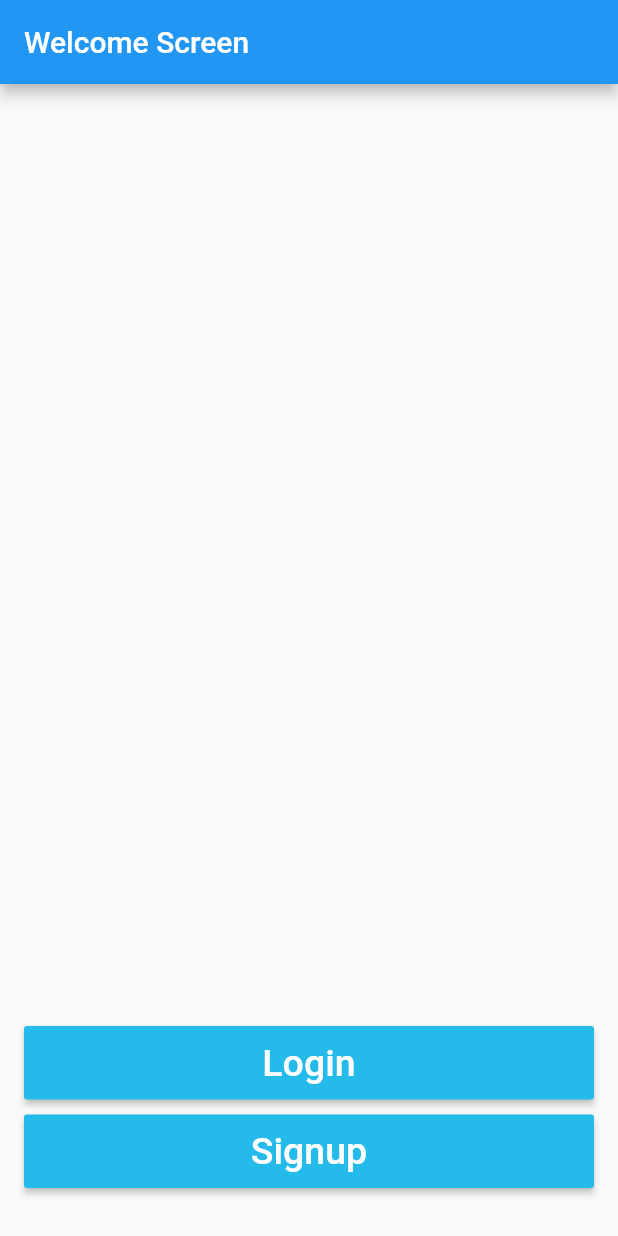
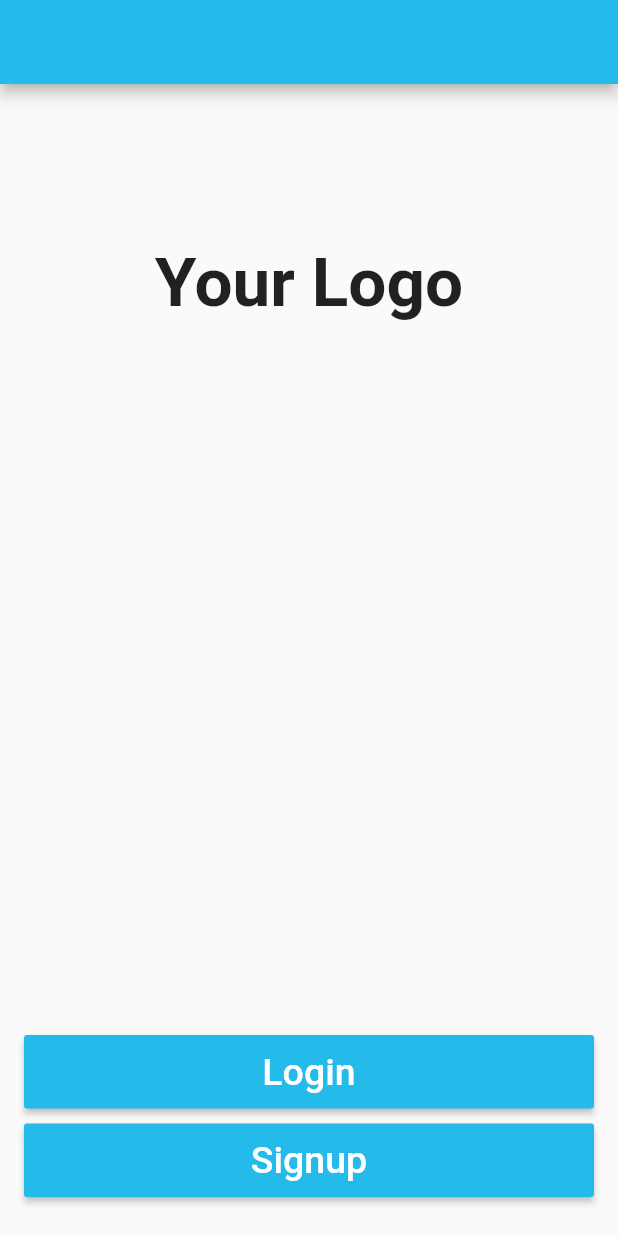
Before and after one commit to voyage11/flutter_todo, a Flutter app: the screen it shows after launch, on a phone screen of 412 x 824 dp. Run offline on Flutter 3.47's test engine with Material 2 defaults, Android fonts, the phone set to English and light mode, and no system bars.

Commit message:
- Complete the UI on Welcome Screen.

```diff
--- a/lib/components/main_button.dart
+++ b/lib/components/main_button.dart
@@ -1,4 +1,5 @@
 import 'package:flutter/material.dart';
+import 'package:fluttertodo/constants.dart';
 
 class MainButton extends StatelessWidget {
   final String title;
@@ -10,7 +11,7 @@ class MainButton extends StatelessWidget {
   Widget build(BuildContext context) {
     return RaisedButton(
       textColor: Colors.white,
-      color: Color.fromRGBO(36, 187, 234, 1),
+      color: kMainBlueColor,
       highlightColor: Color.fromRGBO(36, 187, 234, 0.2),
       child: Padding(
         padding: const EdgeInsets.all(10.0),
--- /dev/null
+++ b/lib/constants.dart
@@ -0,0 +1,3 @@
+import 'package:flutter/material.dart';
+
+const kMainBlueColor = Color.fromRGBO(36, 187, 234, 1);
--- a/lib/screens/login_screen.dart
+++ b/lib/screens/login_screen.dart
@@ -1,4 +1,5 @@
 import 'package:flutter/material.dart';
+import 'package:fluttertodo/constants.dart';
 
 class LoginScreen extends StatefulWidget {
   static const String id = 'login_screen';
@@ -11,7 +12,8 @@ class _LoginScreenState extends State<LoginScreen> {
   Widget build(BuildContext context) {
     return Scaffold(
       appBar: AppBar(
-        title: Text('Login Screen'),
+        title: Text('Login'),
+        backgroundColor: kMainBlueColor,
       ),
     );
   }
--- a/lib/screens/signup_screen.dart
+++ b/lib/screens/signup_screen.dart
@@ -1,4 +1,5 @@
 import 'package:flutter/material.dart';
+import 'package:fluttertodo/constants.dart';
 
 class SignupScreen extends StatefulWidget {
   static const String id = 'signup_screen';
@@ -11,7 +12,8 @@ class _SignupScreenState extends State<SignupScreen> {
   Widget build(BuildContext context) {
     return Scaffold(
       appBar: AppBar(
-        title: Text('Sign Up Screen'),
+        title: Text('Sign Up'),
+        backgroundColor: kMainBlueColor,
       ),
     );
   }
--- a/lib/screens/welcome_screen.dart
+++ b/lib/screens/welcome_screen.dart
@@ -1,5 +1,6 @@
 import 'package:flutter/material.dart';
-import 'package:flutter/rendering.dart';
+//import 'package:flutter/rendering.dart';
+import 'package:fluttertodo/constants.dart';
 import 'package:fluttertodo/components/main_button.dart';
 import 'package:fluttertodo/screens/login_screen.dart';
 import 'package:fluttertodo/screens/signup_screen.dart';
@@ -15,12 +16,27 @@ class _WelcomeScreenState extends State<WelcomeScreen> {
   Widget build(BuildContext context) {
     return Scaffold(
       appBar: AppBar(
-        title: Text('Welcome Screen'),
+        backgroundColor: kMainBlueColor,
       ),
       body: Container(
         margin: EdgeInsets.all(16),
         child: Column(
-          mainAxisAlignment: MainAxisAlignment.end,
+          mainAxisAlignment: MainAxisAlignment.spaceBetween,
+          crossAxisAlignment: CrossAxisAlignment.stretch,
+          children: <Widget>[
+            Container(
+              margin: EdgeInsets.only(top: 90),
+              child: Center(
+                child: Text(
+                  'Your Logo',
+                  style: TextStyle(
+                    fontSize: 45,
+                    fontWeight: FontWeight.w700,
+                  ),
+                ),
+              ),
+            ),
+            Column(
               crossAxisAlignment: CrossAxisAlignment.stretch,
               children: <Widget>[
                 MainButton(
@@ -39,7 +55,9 @@ class _WelcomeScreenState extends State<WelcomeScreen> {
                   },
                 ),
                 SizedBox(
-              height: 16,
+                  height: 10,
+                ),
+              ],
             ),
           ],
         ),
```
Lines whose indentation alone changed are shown as unchanged.
